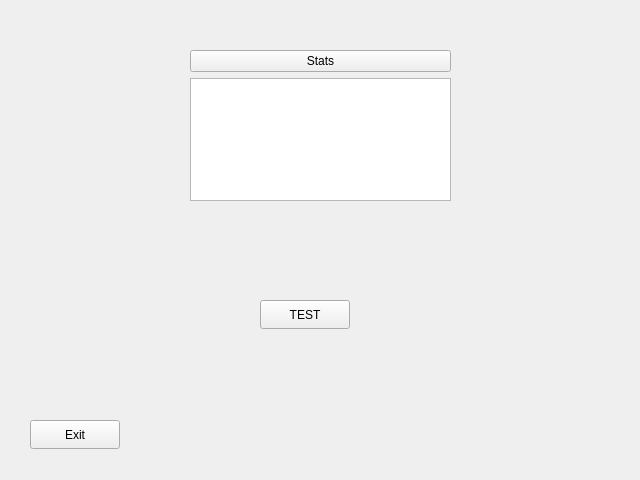
Above: mainform.ui from kingoil01/mospolitech-prog-project before the change. Below: the same form after it.
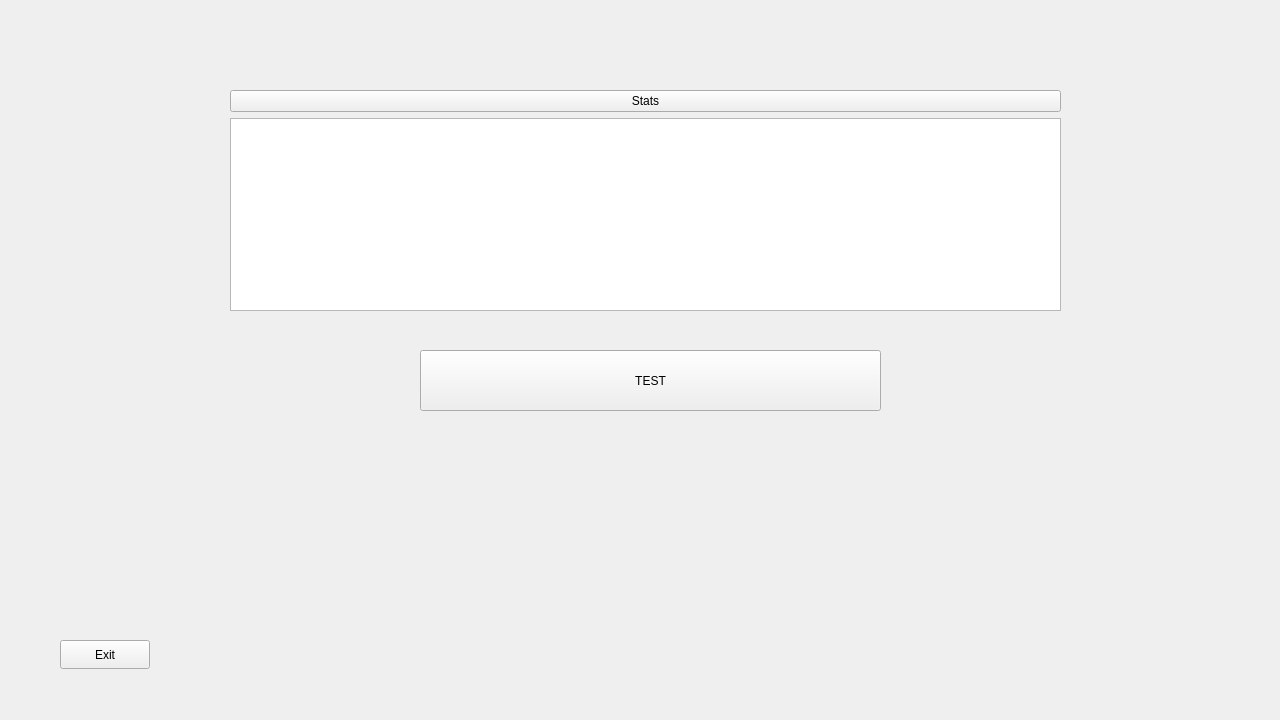
That is the form after the change.

```diff
--- a/mainform.ui
+++ b/mainform.ui
@@ -6,8 +6,8 @@
    <rect>
     <x>0</x>
     <y>0</y>
-    <width>640</width>
-    <height>480</height>
+    <width>1280</width>
+    <height>720</height>
    </rect>
   </property>
   <property name="windowTitle">
@@ -16,10 +16,10 @@
   <widget class="QWidget" name="verticalLayoutWidget">
    <property name="geometry">
     <rect>
-     <x>190</x>
-     <y>50</y>
-     <width>261</width>
-     <height>151</height>
+     <x>230</x>
+     <y>90</y>
+     <width>831</width>
+     <height>221</height>
     </rect>
    </property>
    <layout class="QVBoxLayout" name="verticalLayout">
@@ -38,8 +38,8 @@
   <widget class="QPushButton" name="pushButton_2">
    <property name="geometry">
     <rect>
-     <x>30</x>
-     <y>420</y>
+     <x>60</x>
+     <y>640</y>
      <width>90</width>
      <height>29</height>
     </rect>
@@ -51,10 +51,10 @@
   <widget class="QPushButton" name="pushButton_3">
    <property name="geometry">
     <rect>
-     <x>260</x>
-     <y>300</y>
-     <width>90</width>
-     <height>29</height>
+     <x>420</x>
+     <y>350</y>
+     <width>461</width>
+     <height>61</height>
     </rect>
    </property>
    <property name="text">
```
